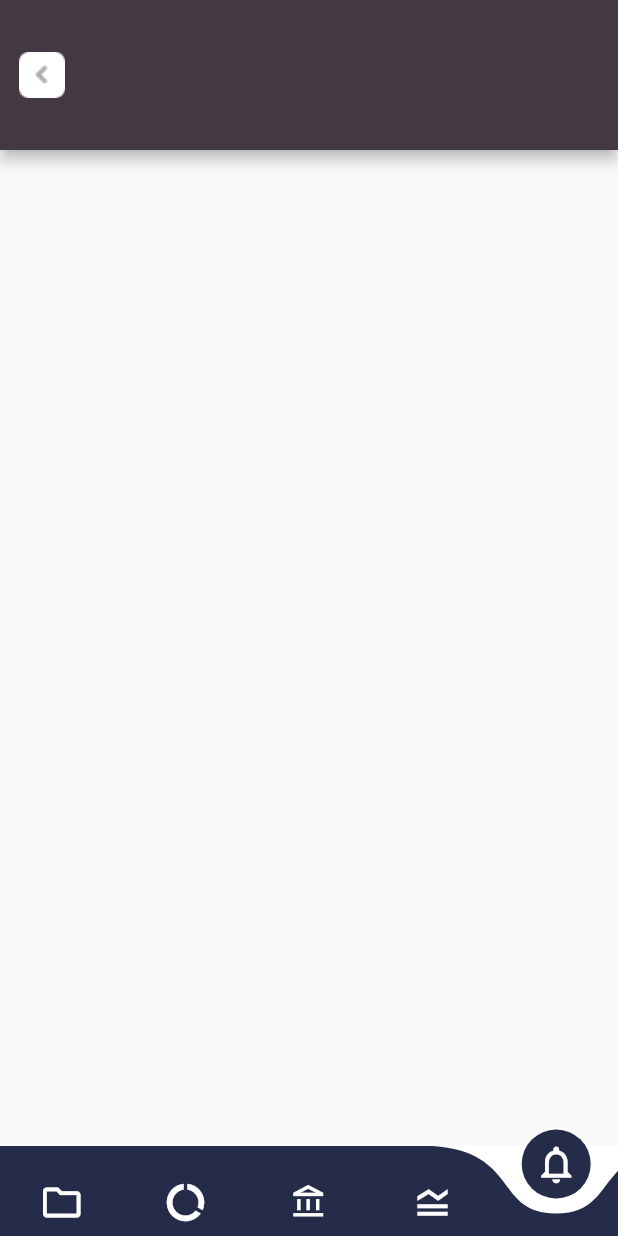
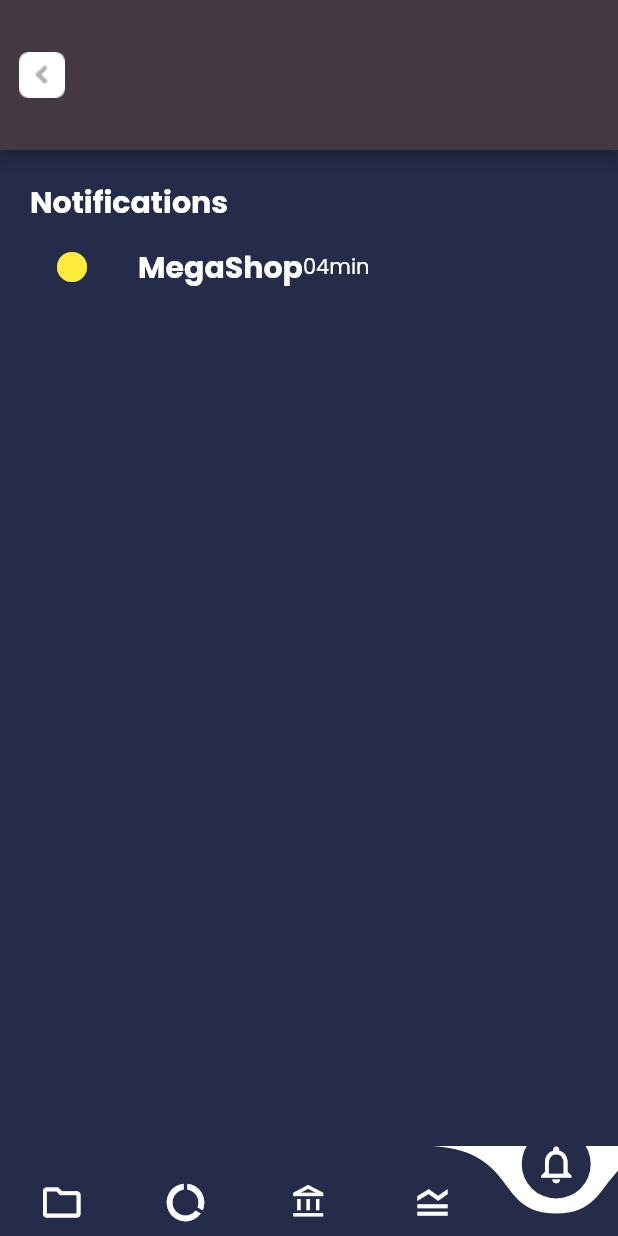
Before and after one commit to shahrukhktk/Service-Provider-Flutter-App, a Flutter app: the screen it shows after launch, item 5 of the bottom bar chosen, on a phone screen of 412 x 824 dp. Run offline on Flutter 3.47's test engine with Material 2 defaults, Android fonts, the phone set to English and light mode, and no system bars; drawn by our look-alikes of curved_navigation_bar; our stand-ins replace percent_indicator.

Commit message:
init commit 1. screen one done 2. screen two done 3. screen three done 4. screen four done 5. screen five

```diff
--- a/lib/Screens/clients_records.dart
+++ b/lib/Screens/clients_records.dart
@@ -85,7 +85,7 @@ class _ClientRecordsState extends State<ClientRecords> {
                               Text("Name", style: TextStyle(fontSize: 18, fontWeight: FontWeight.bold, color: Colors.black),),
                               Icon(Icons.arrow_drop_down, color: Colors.grey,),
                               Padding(
-                                padding: const EdgeInsets.only(left: 190.0),
+                                padding: const EdgeInsets.only(left: 180.0),
                                 child: Image(image: AssetImage('images/ic_filter.png')),
                               ),
                             ],
--- a/lib/Screens/notification_screen.dart
+++ b/lib/Screens/notification_screen.dart
@@ -10,6 +10,7 @@ class _NotificationScreenState extends State<NotificationScreen> {
   @override
   Widget build(BuildContext context) {
     return Scaffold(
+      backgroundColor: AppColors.themecolor,
       appBar: AppBar(
         backgroundColor: AppColors.darkbrown,
         toolbarHeight: 100,
@@ -18,6 +19,24 @@ class _NotificationScreenState extends State<NotificationScreen> {
       body: ListView(
         padding: EdgeInsets.all(20),
         children: [
+          Row(
+            children: [
+              Text("Notifications", style: TextStyle(fontSize: 20, fontWeight: FontWeight.bold, color: Colors.white, fontFamily: 'Poppins'),),
+            ],
+          ),
+
+          ListTile(
+            leading: Icon(Icons.circle, color: Colors.yellow,),
+            title: Row(
+              mainAxisAlignment: MainAxisAlignment.start,
+              crossAxisAlignment: CrossAxisAlignment.center,
+              children: [
+                Text("MegaShop", style: TextStyle(fontSize: 20, fontWeight: FontWeight.bold, color: Colors.white, fontFamily: 'Poppins'),),
+                Text("04min", style: TextStyle(fontSize: 14, fontWeight: FontWeight.normal, color: Colors.white, fontFamily: 'Poppins'),),
+
+              ],
+            ),
+          ),
 
         ],
       ),
--- a/pubspec.yaml
+++ b/pubspec.yaml
@@ -61,6 +61,11 @@ flutter:
     - images/circleavater.png
     - images/ic_support.png
     - images/go_backbtn.png
+    - images/ic_file.png
+    - images/ic_chat.png
+    - images/ic_calendar.png
+    - images/ic_delete.png
+    -
   #   - images/a_dot_ham.jpeg
 
   # An image asset can refer to one or more resolution-specific "variants", see
```
Also changed, not shown: lib/Screens/account_screen.dart (+5 -5 lines), lib/Screens/summary_screen.dart (+21 -21 lines), images/ic_calendar.png (added), images/ic_chat.png (added), images/ic_delete.png (added), images/ic_file.png (added).
